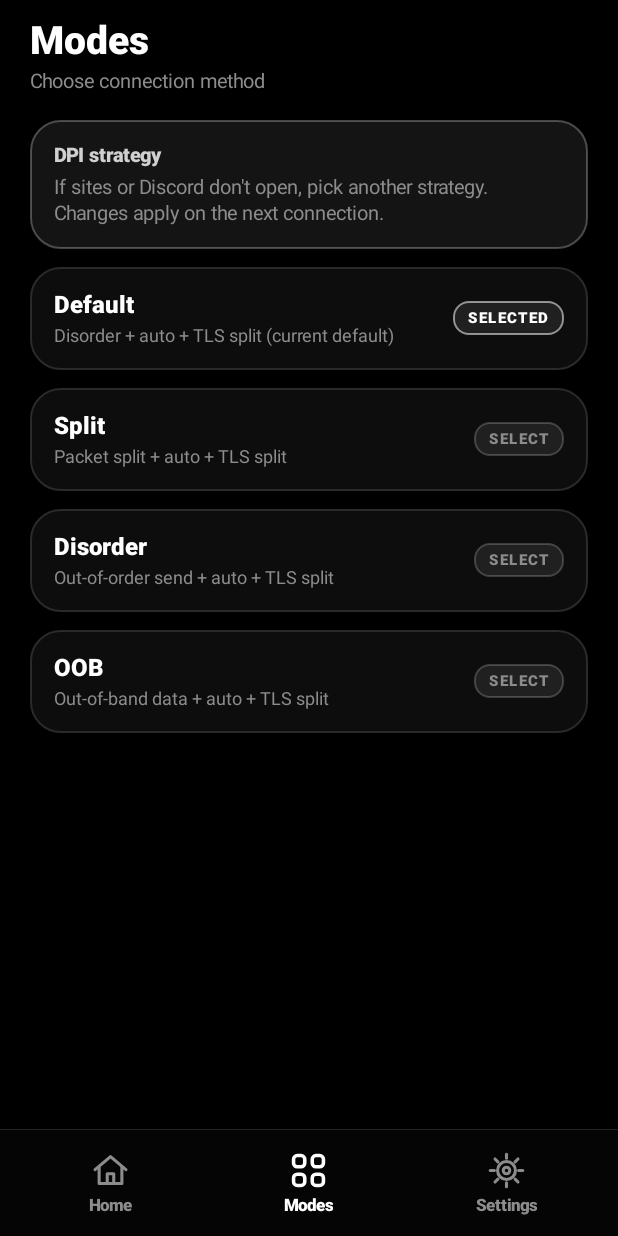
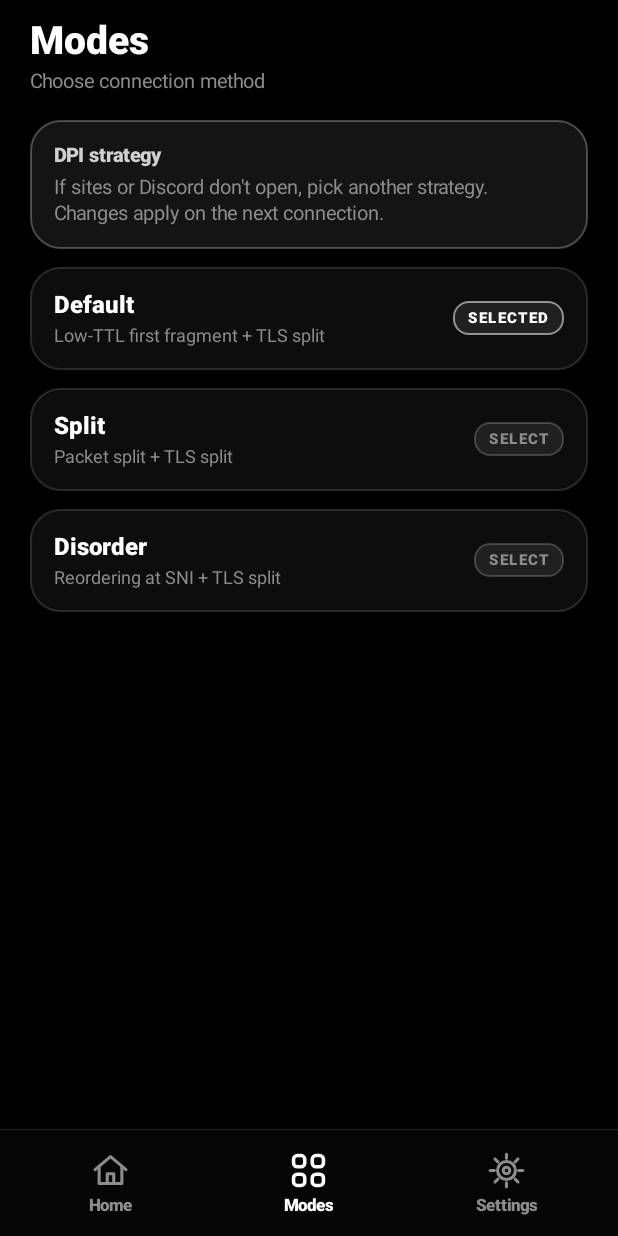
Before and after one commit to valehhdoth/VaxoDPI, an Android app: the screen it shows after launch (MainActivity), after a tap on "Modes", on a phone screen of 412 x 824 dp. Run offline under Robolectric (Android 15) with nearby library versions, the light colour scheme and no system bars; 1 other tap on this screen came first.

Commit message:
Cleanup diagnostics, remove OOB, auto versionCode

```diff
--- a/app/build.gradle
+++ b/app/build.gradle
@@ -11,8 +11,8 @@ android {
         applicationId 'xyz.valeh.vaxodpi'
         minSdk 21
         targetSdk 34
-        versionCode 1
-        versionName '1.0'
+        versionCode (System.getenv('GITHUB_RUN_NUMBER') ?: '2').toInteger()
+        versionName '1.1'
         ndk { abiFilters 'arm64-v8a', 'armeabi-v7a' }
     }
 }
--- a/app/src/main/java/xyz/valeh/vaxodpi/MainActivity.java
+++ b/app/src/main/java/xyz/valeh/vaxodpi/MainActivity.java
@@ -126,10 +126,9 @@ public class MainActivity extends Activity {
  {"YAKINDA","SOON","СКОРО"},
  {"Yakında","Coming soon","Скоро"},
  {"Varsayılan","Default","По умолчанию"},
- {"Disorder + otomatik + TLS parçalama (şu an çalışan)","Disorder + auto + TLS split (current default)","Disorder + авто + TLS-фрагментация (текущая)"},
- {"Paketi bölme + otomatik + TLS parçalama","Packet split + auto + TLS split","Разделение пакета + авто + TLS-фрагментация"},
- {"Geç sıralı gönderim + otomatik + TLS parçalama","Out-of-order send + auto + TLS split","Отправка не по порядку + авто + TLS-фрагментация"},
- {"Bant dışı veri + otomatik + TLS parçalama","Out-of-band data + auto + TLS split","Внеполосные данные + авто + TLS-фрагментация"},
+ {"Düşük TTL'li ilk parça + TLS parçalama","Low-TTL first fragment + TLS split","Фрагмент с малым TTL + TLS-фрагментация"},
+ {"Paketi bölme + TLS parçalama","Packet split + TLS split","Разделение пакета + TLS-фрагментация"},
+ {"SNI noktasında sıra bozma + TLS parçalama","Reordering at SNI + TLS split","Смена порядка на SNI + TLS-фрагментация"},
  {"Ayarlar","Settings","Настройки"},
  {"Uygulama ve önizleme seçenekleri","App and preview options","Параметры приложения и предпросмотра"},
  {"Önizleme modu (DEMO)","Preview mode (DEMO)","Режим предпросмотра (ДЕМО)"},
```
Also changed, not shown: app/src/main/java/xyz/valeh/vaxodpi/VaxoVpnService.java (+4 -51 lines).
